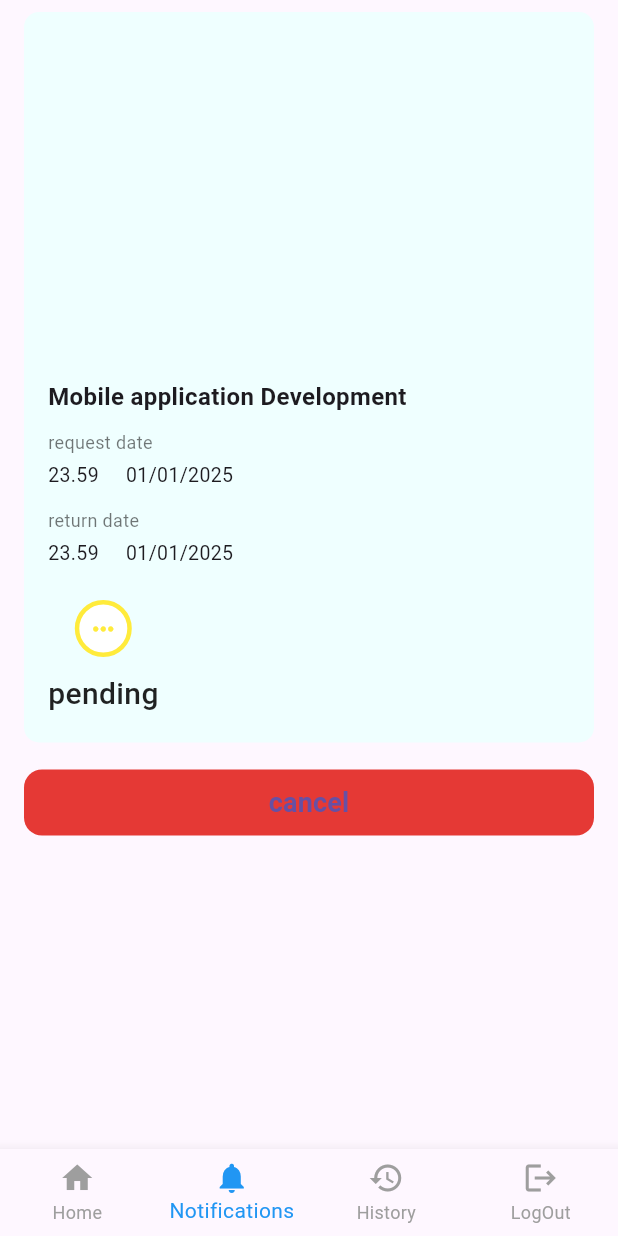
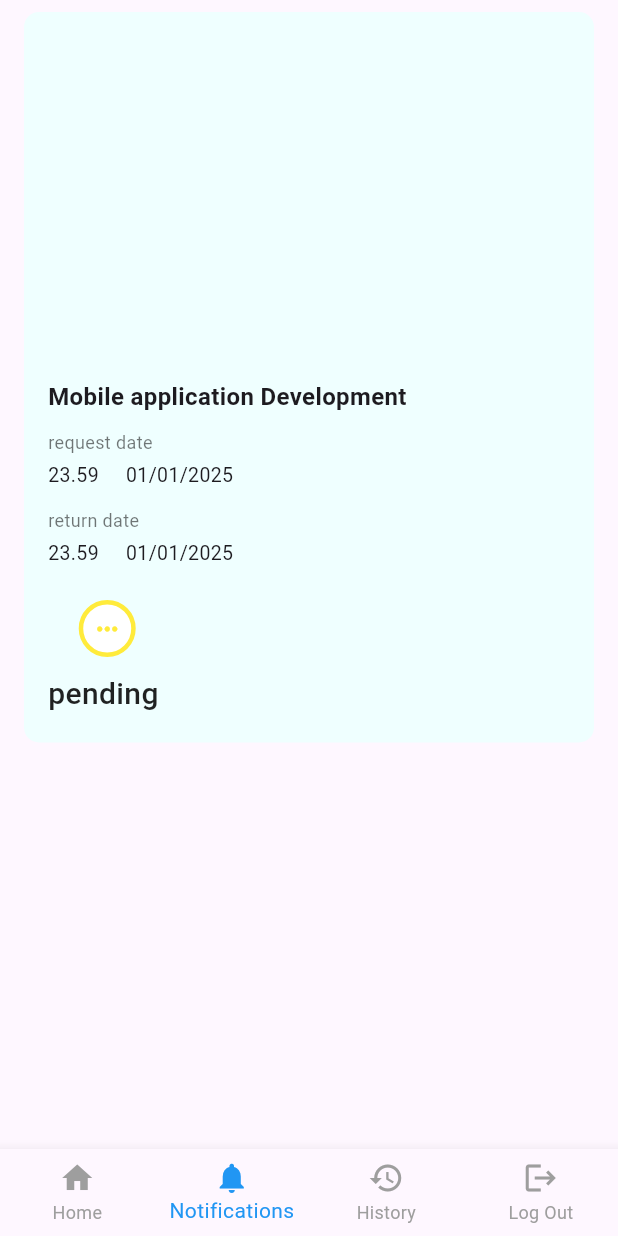
Before and after one commit to 6631501153-hub/borrow-book, a Flutter app: the StudentMainPage screen opened directly, item 2 of the bottom bar chosen, on a phone screen of 412 x 824 dp. Run offline on Flutter 3.47's test engine with Material 3 defaults, Android fonts, the phone set to English and light mode, and no system bars; our stand-ins replace supabase, supabase_flutter; accounts and stored records are empty.

Commit message:
student pages

```diff
--- a/lib/student_history.dart
+++ b/lib/student_history.dart
@@ -175,7 +175,7 @@ class _StudentHistoryPageState extends State<StudentHistoryPage> {
                 ),
                 child: Column(
                   children: [
-                    _statLine('total book borrowing:', _totalBorrowed),
+                    _statLine('total book borrowing :', _totalBorrowed),
                     const SizedBox(height: 4),
                     _statLine('currently borrowing :', _currentlyBorrowing),
                   ],
--- a/lib/student_home.dart
+++ b/lib/student_home.dart
@@ -252,7 +252,7 @@ class _StudentHomePageState extends State<StudentHomePage> {
                   child: TextField(
                     controller: _searchController,
                     decoration: const InputDecoration(
-                      hintText: 'Search by name....',
+                      hintText: 'Search by name.....',
                       prefixIcon: Icon(Icons.search),
                       border: OutlineInputBorder(
                         borderRadius: BorderRadius.all(Radius.circular(25.0)),
--- a/lib/student_main_page.dart
+++ b/lib/student_main_page.dart
@@ -71,7 +71,7 @@ class _StudentMainPageState extends State<StudentMainPage> {
           ),
           BottomNavigationBarItem(
             icon: Icon(Icons.logout),
-            label: 'LogOut',
+            label: 'Log Out',
           ),
         ],
         currentIndex: _selectedIndex,
--- a/lib/student_notifications.dart
+++ b/lib/student_notifications.dart
@@ -64,7 +64,7 @@ class _StudentNotificationsPageState extends State<StudentNotificationsPage> {
         _requests = [
           {
             'id': -1,
-            'status': 'pending',
+            'status': 'pending ',
             'borrow_date': '2025-01-01T23:59:00.000Z',
             'return_date': '2025-01-01T23:59:00.000Z',
             'asset': {
```
